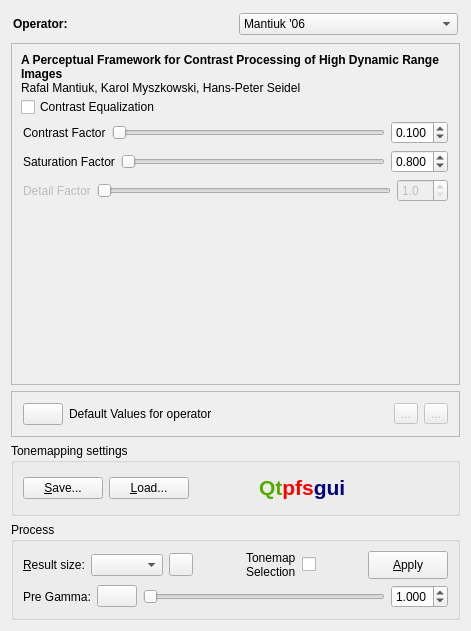
Before: the Qt Designer form forms/tonemappingoptions.ui in LuminanceHDR/LuminanceHDR, drawn with Qt 5.
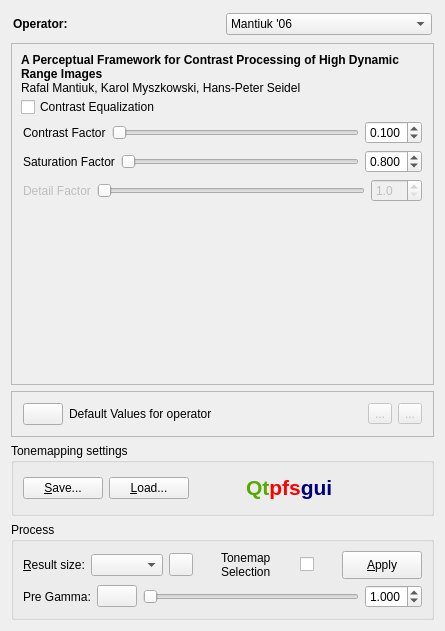
After: the same form once the commit is applied. Icons and pictures are not drawn.

Commit message: minimum width for tm panel

The edit to the form file:
```diff
--- a/forms/tonemappingoptions.ui
+++ b/forms/tonemappingoptions.ui
@@ -5,10 +5,16 @@
    <rect>
     <x>0</x>
     <y>0</y>
-    <width>471</width>
+    <width>445</width>
     <height>631</height>
    </rect>
   </property>
+  <property name="minimumSize" >
+   <size>
+    <width>445</width>
+    <height>0</height>
+   </size>
+  </property>
   <property name="windowIcon" >
    <iconset resource="../icons.qrc" >
     <normaloff>:/new/prefix1/images/qtpfsgui.png</normaloff>:/new/prefix1/images/qtpfsgui.png</iconset>
@@ -2293,6 +2299,19 @@
             </property>
            </widget>
           </item>
+          <item>
+           <spacer name="horizontalSpacer_4" >
+            <property name="orientation" >
+             <enum>Qt::Horizontal</enum>
+            </property>
+            <property name="sizeHint" stdset="0" >
+             <size>
+              <width>40</width>
+              <height>20</height>
+             </size>
+            </property>
+           </spacer>
+          </item>
           <item>
            <widget class="QCheckBox" name="checkBox" >
             <property name="text" >
```
Left out of the diff: 170 changed lines with no effect on the pictures.
